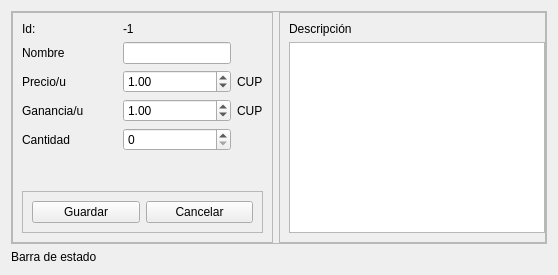
Qt form view/ui/product_form.ui (R0land013/blue-pos) before a commit.
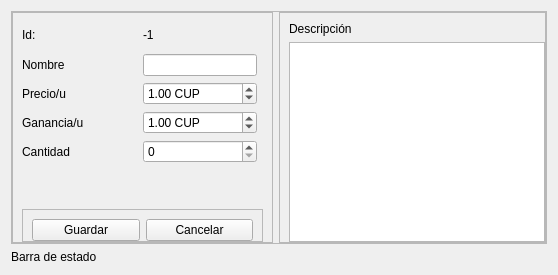
The same form after that commit.

Commit message:
Style: Estilos aplicados a los QPushButton, QSpinBox, QLabels, QLineEdit, QPlainTextEdit y QFrame.
	Los colores aplicados fueron el azul, tonos de violeta y amarillo

The edit to the form file:
```diff
--- a/view/ui/product_form.ui
+++ b/view/ui/product_form.ui
@@ -44,6 +44,9 @@
          <enum>QFrame::Raised</enum>
         </property>
         <layout class="QGridLayout" name="gridLayout">
+         <property name="bottomMargin">
+          <number>0</number>
+         </property>
          <item row="1" column="0">
           <widget class="QLabel" name="label">
            <property name="text">
@@ -78,13 +81,6 @@
            </property>
           </widget>
          </item>
-         <item row="2" column="2">
-          <widget class="QLabel" name="label_7">
-           <property name="text">
-            <string>CUP</string>
-           </property>
-          </widget>
-         </item>
          <item row="3" column="0">
           <widget class="QLabel" name="label_6">
            <property name="text">
@@ -94,6 +90,12 @@
          </item>
          <item row="3" column="1">
           <widget class="QDoubleSpinBox" name="profit_spin_box">
+           <property name="prefix">
+            <string/>
+           </property>
+           <property name="suffix">
+            <string> CUP</string>
+           </property>
            <property name="maximum">
             <double>1000000.000000000000000</double>
            </property>
@@ -117,6 +119,9 @@
          </item>
          <item row="4" column="1">
           <widget class="QSpinBox" name="quantity_spin_box">
+           <property name="autoFillBackground">
+            <bool>false</bool>
+           </property>
            <property name="maximum">
             <number>1000000</number>
            </property>
@@ -127,6 +132,9 @@
          </item>
          <item row="2" column="1">
           <widget class="QDoubleSpinBox" name="price_spin_box">
+           <property name="suffix">
+            <string> CUP</string>
+           </property>
            <property name="minimum">
             <double>0.010000000000000</double>
            </property>
@@ -145,13 +153,6 @@
            </property>
           </widget>
          </item>
-         <item row="3" column="2">
-          <widget class="QLabel" name="label_8">
-           <property name="text">
-            <string>CUP</string>
-           </property>
-          </widget>
-         </item>
          <item row="6" column="0" colspan="3">
           <widget class="QFrame" name="frame_3">
            <property name="frameShape">
@@ -161,6 +162,9 @@
             <enum>QFrame::Raised</enum>
            </property>
            <layout class="QHBoxLayout" name="horizontalLayout">
+            <property name="bottomMargin">
+             <number>0</number>
+            </property>
             <item>
              <widget class="QPushButton" name="save_button">
               <property name="text">
@@ -209,6 +213,9 @@
          <property name="rightMargin">
           <number>0</number>
          </property>
+         <property name="bottomMargin">
+          <number>0</number>
+         </property>
          <item>
           <widget class="QLabel" name="label_10">
            <property name="text">
```
The commit also changes 10 other files.
